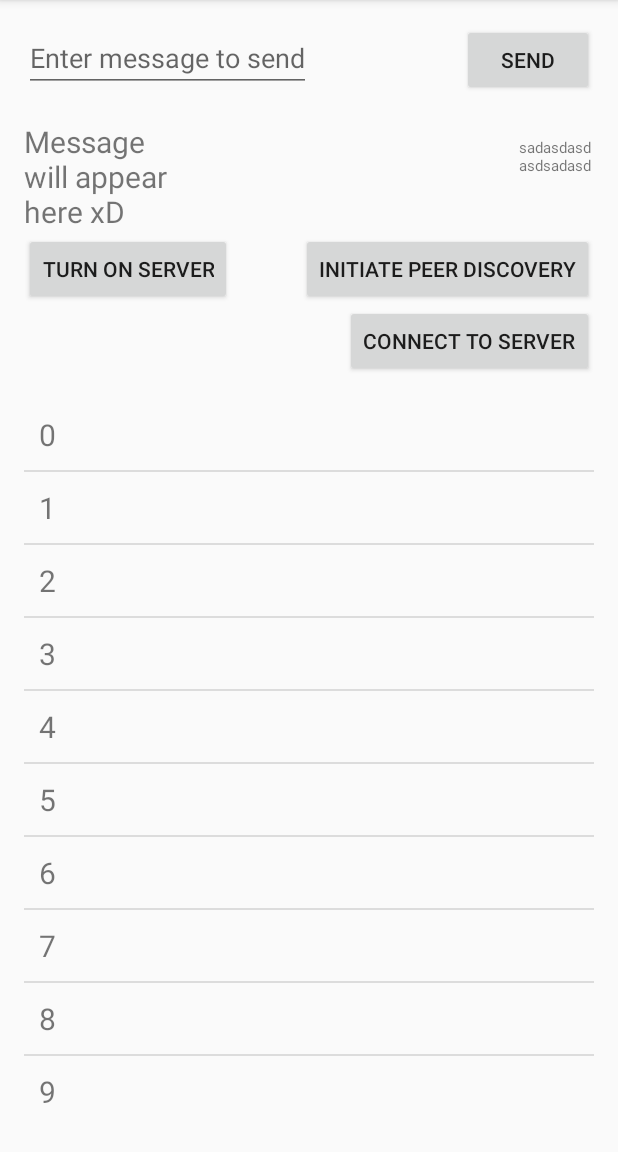
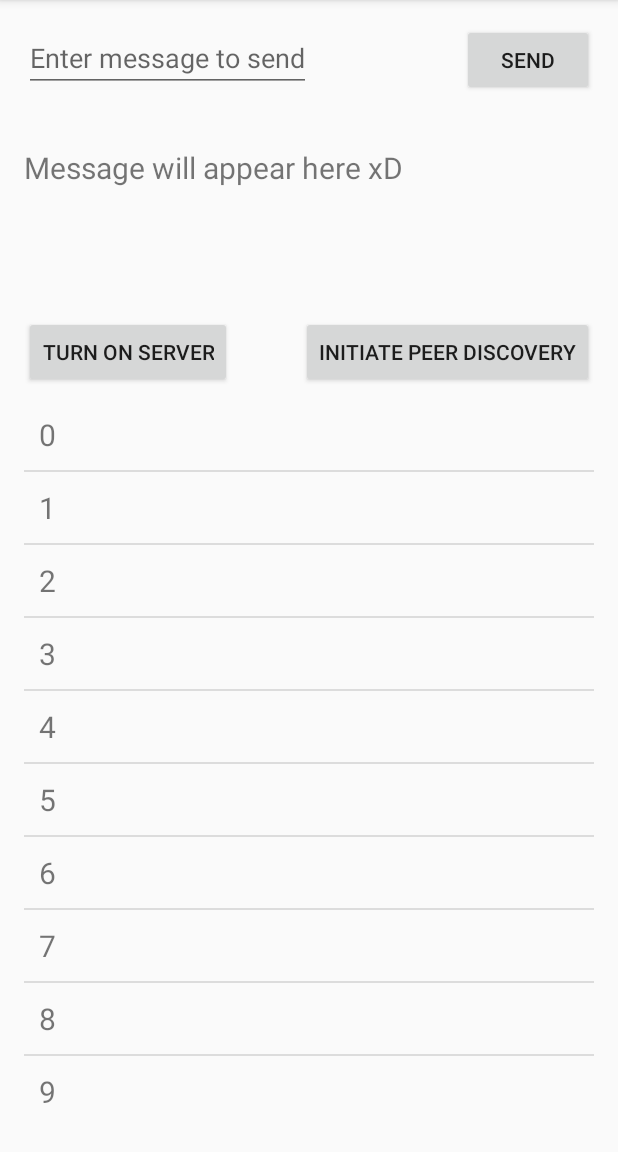
Before and after one commit to Carried-by-Compiler/Battleships, an Android app: the screen it shows after launch (MainActivity), after a tap on "SEND", on a phone screen of 412 x 824 dp, the part 84-1236 px from its top. Run offline under Robolectric (Android 15) with nearby library versions, the light colour scheme and no system bars.

Commit message:
Revert "Message sending implemented."
This reverts commit 574127d2631e4cc067a50b56a8c1c34b67c2f2bd.

```diff
--- a/Battleships/app/build.gradle
+++ b/Battleships/app/build.gradle
@@ -5,7 +5,7 @@ android {
     buildToolsVersion "25.0.2"
     defaultConfig {
         applicationId "com.example.battleships"
-        minSdkVersion 19
+        minSdkVersion 21
         targetSdkVersion 25
         versionCode 1
         versionName "1.0"
--- a/Battleships/app/src/main/java/com/example/battleships/Client.java
+++ b/Battleships/app/src/main/java/com/example/battleships/Client.java
@@ -6,11 +6,9 @@ import android.net.wifi.p2p.WifiP2pInfo;
 import android.os.AsyncTask;
 import android.util.Log;
 
-import java.io.BufferedReader;
 import java.io.BufferedWriter;
 import java.io.IOException;
 import java.io.InputStream;
-import java.io.InputStreamReader;
 import java.io.OutputStream;
 import java.io.OutputStreamWriter;
 import java.io.PrintWriter;
@@ -22,24 +20,20 @@ import java.net.Socket;
  * Created by johnr on 24/02/2017.
  */
 
-public class Client extends AsyncTask<Object, Object, String>{
+public class Client extends AsyncTask{
 
     private String messageToSend;
-    private MainActivity activity;
+    private Context context;
     private WifiP2pInfo ownerInfo;
 
-    public Client(MainActivity context, WifiP2pInfo info) {
-        this.activity = context;
+    public Client(Context context, String message, WifiP2pInfo info) {
+        messageToSend = message;
+        this.context = context;
         ownerInfo = info;
     }
 
     @Override
-    protected String doInBackground(Object[] params) {
-        String messageToSend = "";
-        String messageReceived = "";
-        boolean send = (boolean)params[0];
-        if (params[1] != null)
-            messageToSend = (String)params[1];
+    protected Object doInBackground(Object[] params) {
         Socket socket = new Socket();
 
         try {
@@ -49,41 +43,18 @@ public class Client extends AsyncTask<Object, Object, String>{
             socket.connect(new InetSocketAddress(ownerInfo.groupOwnerAddress.getHostAddress(), 8600), 10000);
             Log.d("NETWORK", "Connected with server");
 
-            if (send == true) {
-                PrintWriter pw = new PrintWriter(socket.getOutputStream(), true);
+            PrintWriter pw = new PrintWriter(socket.getOutputStream(), true);
+            Log.d("NETWORK", "Message sent");
 
+            pw.write(messageToSend);
+            pw.flush();
 
-                pw.write(messageToSend);
-                pw.flush();
-                Log.d("NETWORK", "Message sent");
-                pw.close();
-            } else {
-                Log.d("NETWORK", "Take in message");
-                BufferedReader in = new BufferedReader(new InputStreamReader(socket.getInputStream()));
-                messageReceived = in.readLine();
-                Log.d("NETWORK", "Message: " + messageReceived);
-                Log.d("NETWORK", "Message received");
-                in.close();
-            }
-
-
+            pw.close();
             socket.close();
 
         } catch (IOException exception) {
             Log.d("EXCEPTION", exception.toString());
         }
-        return messageReceived;
-    }
-
-    @Override
-    protected void onProgressUpdate(Object... values) {
-        super.onProgressUpdate(values);
-    }
-
-    @Override
-    protected void onPostExecute(String s) {
-        if (!s.isEmpty()) {
-            activity.setText(s);
-        }
+        return null;
     }
 }
--- a/Battleships/app/src/main/res/layout/activity_main.xml
+++ b/Battleships/app/src/main/res/layout/activity_main.xml
@@ -34,33 +34,23 @@
         android:layout_alignParentEnd="true" />
 
     <TextView
-        android:layout_width="50dp"
+        android:layout_width="match_parent"
         android:layout_height="wrap_content"
-        android:id="@+id/go_indicator"
-        android:text="sadasdasdasdsadasd"
-        android:textSize="10sp"
-        android:layout_marginTop="27dp"
+        android:id="@+id/message_display"
+        android:text="Message will appear here xD"
+        android:textSize="20dp"
         android:layout_below="@+id/send_message"
-        android:layout_alignParentEnd="true" />
+        android:layout_alignParentStart="true"
+        android:layout_marginTop="34dp" />
 
     <Button
         android:text="@string/button"
         android:layout_width="wrap_content"
         android:layout_height="wrap_content"
+        android:layout_marginTop="85dp"
         android:id="@+id/button"
-        android:layout_marginTop="38dp"
-        android:layout_below="@+id/go_indicator"
+        android:layout_below="@+id/message_display"
         android:layout_alignParentEnd="true" />
-
-    <TextView
-        android:layout_width="100dp"
-        android:layout_height="100dp"
-        android:id="@+id/message_display"
-        android:text="Message will appear here xD"
-        android:textSize="20dp"
-        android:layout_alignBaseline="@+id/go_indicator"
-        android:layout_alignBottom="@+id/go_indicator"
-        android:layout_alignParentStart="true" />
 
     <Button
         android:layout_width="wrap_content"
@@ -70,12 +60,4 @@
         android:layout_alignBaseline="@+id/button"
         android:layout_alignBottom="@+id/button"
         android:layout_alignParentStart="true" />
-
-    <Button
-        android:layout_width="wrap_content"
-        android:layout_height="wrap_content"
-        android:id="@+id/connect_to_server"
-        android:text="Connect To Server"
-        android:layout_below="@+id/button"
-        android:layout_alignParentEnd="true" />
 </RelativeLayout>
```
Also changed, not shown: Battleships/app/src/main/java/com/example/battleships/MainActivity.java (+13 -42 lines), Battleships/app/src/main/java/com/example/battleships/Server.java (+11 -38 lines), Battleships/app/src/main/java/com/example/battleships/WiFiDirectBroadcastReceiver.java (+1 -12 lines).
